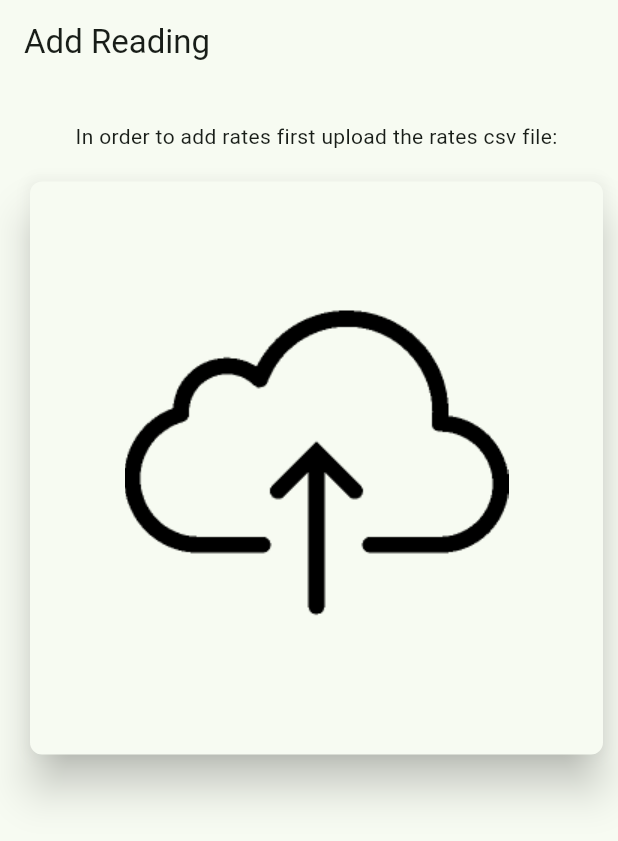
After one commit to Nishant0073/Dudhaganga-Dairy-Application, a Flutter app: the TakeRatesView screen opened directly, on a phone screen of 412 x 824 dp. The commit adds this screen. Shown: the top 841 px of the screen. Run offline on Flutter 3.47's test engine with Material 2 defaults, Android fonts, the phone set to English and light mode, and no system bars; our stand-ins replace cloud_firestore, file_picker, firebase_auth, firebase_core, fluttertoast, get and 7 more; missing offline and left inert: excel; accounts and stored records are empty; project files that could hold a hidden picture were left out.

Commit message:
Completed UI and reading xlsl file

```diff
--- a/lib/collectorPages/screens/select_farmer/select_farmer_model.dart
+++ b/lib/collectorPages/screens/select_farmer/select_farmer_model.dart
@@ -1,7 +1,7 @@
 import 'package:cloud_firestore/cloud_firestore.dart';
 import 'package:stacked/stacked.dart';
 
-import '../../../farmer.dart';
+import '../../../models/farmer.dart';
 
 //all functions releted to SelectFarmer is in this file.
 
--- /dev/null
+++ b/lib/collectorPages/screens/take_rates/take_rates_model.dart
@@ -0,0 +1,88 @@
+import 'dart:typed_data';
+import 'package:excel/excel.dart';
+import 'package:file_picker/file_picker.dart';
+import 'package:flutter/material.dart';
+import 'package:stacked/stacked.dart';
+
+import '../../../constants.dart';
+import '../../../models/rate.dart';
+
+class TakeRatesModel extends BaseViewModel {
+  FilePickerResult? rateFile;
+  bool isDataImported = false;
+  init() {
+    isDataImported = false;
+    notifyListeners();
+  }
+
+  void onUploadTap() async {
+    try {
+      FilePickerResult? pickedFile = await FilePicker.platform.pickFiles(
+        type: FileType.custom,
+        allowedExtensions: ['xlsx'],
+        allowMultiple: false,
+        withData: true,
+      );
+
+      /// file might be picked
+
+      if (pickedFile != null) {
+        Uint8List? bytes = pickedFile.files.single.bytes;
+        Excel excel = Excel.decodeBytes(bytes ?? []);
+
+        List<Rate> rates = [];
+        for (var table in excel.tables.keys) {
+          print(table); //sheet Name
+          // print(excel.tables[table]?.maxCols);
+          // print(excel.tables[table]?.maxRows);
+
+          Sheet sheetObject = excel[table];
+          List<double> snf = [];
+          for (int row = 0; row < sheetObject.maxRows; row++) {
+            double fat = 0;
+            for (int col = 0; col < sheetObject.row(row).length; col++) {
+              //  ${sheetObject.row(row).elementAt(i)?.value}");
+              if (row == 0) {
+                if (col != 0) {
+                  snf.add(sheetObject.row(row).elementAt(col)?.value);
+                } else {
+                  snf.add(0);
+                }
+              }
+              if (col == 0 && row != 0) {
+                fat = (sheetObject.row(row).elementAt(col)?.value).toDouble();
+              } else {
+                if (col != 0 && row != 0) {
+                  rates.add(
+                    Rate(
+                      fat: fat,
+                      snf: snf[col],
+                      value: (sheetObject.row(row).elementAt(col)?.value)
+                          .toDouble(),
+                    ),
+                  );
+                }
+              }
+            }
+          }
+        }
+        for (var rate in rates) {
+          print("${rate.snf} ${rate.fat} ${rate.value}");
+        }
+        if (rates.isNotEmpty) {
+          isDataImported = true;
+        }
+        notifyListeners();
+      }
+    } catch (e) {
+      print("Read rate File: some error occured $e");
+      snackbarService.showSnackbar(message: "Unable to load data from file.");
+    }
+  }
+
+  void checkIsFileUploaded(BuildContext context) {
+    if (isDataImported) {
+      Navigator.of(context).pop();
+    }
+  }
+}
--- /dev/null
+++ b/lib/collectorPages/screens/take_rates/take_rates_view.dart
@@ -0,0 +1,87 @@
+import 'package:dudhaganga_app/collectorPages/screens/take_rates/take_rates_model.dart';
+import 'package:dudhaganga_app/customWidgets/c_card.dart';
+import 'package:dudhaganga_app/customWidgets/c_elevated_button.dart';
+import 'package:dudhaganga_app/customWidgets/ddd_loading.dart';
+import 'package:flutter/material.dart';
+import 'package:get/get.dart';
+import 'package:stacked/stacked.dart';
+
+import '../../../constants.dart';
+
+class TakeRatesView extends StatefulWidget {
+  const TakeRatesView({super.key});
+
+  @override
+  State<TakeRatesView> createState() => _TakeRatesView();
+}
+
+class _TakeRatesView extends State<TakeRatesView> {
+  @override
+  Widget build(BuildContext context) {
+    return ViewModelBuilder<TakeRatesModel>.reactive(
+        viewModelBuilder: () => TakeRatesModel(),
+        onViewModelReady: (model) => model.init(),
+        builder: (context, model, child) => _body(context, model));
+  }
+
+  Widget _body(BuildContext context, TakeRatesModel model) {
+    return Scaffold(
+        appBar: AppBar(
+          title: Text("milk_reading_add_reading".tr),
+        ),
+        body: SingleChildScrollView(
+          child: Stack(
+            children: [
+              Padding(
+                padding: const EdgeInsets.only(left: 20, top: 25.0, right: 10),
+                child: Column(
+                  children: [
+                    const Text(
+                        "In order to add rates first upload the rates csv file:"),
+                    const SizedBox(
+                      height: 20,
+                    ),
+                    model.isDataImported == false
+                        ? InkWell(
+                            onTap: () {
+                              model.onUploadTap();
+                            },
+                            child: HomeCard(
+                              child: SizedBox(
+                                width: W(context) * 95,
+                                child: Image.asset(
+                                  "assets/images/upload.png",
+                                ),
+                              ),
+                            ),
+                          )
+                        : SizedBox(
+                            width: W(context) * 95,
+                            child: HomeCard(
+                              child: Image.asset(
+                                "assets/images/upload_done.png",
+                              ),
+                            ),
+                          ),
+                    const SizedBox(
+                      height: 10,
+                    ),
+                  ],
+                ),
+              ),
+              DDLoader(
+                loading: model.isBusy,
+              ),
+            ],
+          ),
+        ),
+        bottomNavigationBar: model.isDataImported == true
+            ? CElevatedButton(
+                label: "Continue",
+                onPress: () {
+                  model.checkIsFileUploaded(context);
+                },
+              )
+            : null);
+  }
+}
--- a/lib/collectorPages/screens/take_readings/take_readings_model.dart
+++ b/lib/collectorPages/screens/take_readings/take_readings_model.dart
@@ -1,10 +1,12 @@
 import 'package:flutter/material.dart';
-import 'package:sqflite/sqflite.dart';
 import 'package:stacked/stacked.dart';
 
+import '../../../app/db_sql.dart';
 import '../../../constants.dart';
-import '../../../farmer.dart';
+import '../../../models/farmer.dart';
+import '../../../models/rate.dart';
 import '../../../services/records.dart';
+import '../take_rates/take_rates_view.dart';
 
 class TakeReadingModel extends BaseViewModel {
   Farmer? farmer;
@@ -13,15 +15,40 @@ class TakeReadingModel extends BaseViewModel {
   List<String> animals = [];
   String? selectedAnimal;
   bool isFileUploaded = false;
-  init(farmer) async {
+  init(farmer, BuildContext context) async {
     this.farmer = farmer;
+    setBusy(true);
+    List<Rate>? rates;
+    try {
+      rates = await DbManager().getModelList();
+    } catch (e) {
+      print("Fetching rates from DbManager: $e");
+      Navigator.of(context).pushReplacement(
+        MaterialPageRoute(
+          builder: (context) => const TakeRatesView(),
+        ),
+      );
+    }
+    // ignore: use_build_context_synchronously
+    checkRates(rates, context);
+    setBusy(false);
+
     if (farmer?.cow == true) {
       animals.add("cow");
     }
 
-
     if (farmer?.buffalo == true) {
       animals.add("buffalo");
+    }
+  }
+
+  void checkRates(List<Rate>? rates, BuildContext context) {
+    if (rates == null || rates.isEmpty) {
+      Navigator.of(context).pushReplacement(
+        MaterialPageRoute(
+          builder: (context) => const TakeRatesView(),
+        ),
+      );
     }
   }
 
--- a/lib/collectorPages/screens/take_readings/take_readings_view.dart
+++ b/lib/collectorPages/screens/take_readings/take_readings_view.dart
@@ -1,6 +1,6 @@
 import 'package:dudhaganga_app/collectorPages/screens/take_readings/take_readings_model.dart';
 import 'package:dudhaganga_app/customWidgets/ddd_loading.dart';
-import 'package:dudhaganga_app/farmer.dart';
+import 'package:dudhaganga_app/models/farmer.dart';
 import 'package:flutter/material.dart';
 import 'package:get/get.dart';
 import 'package:dudhaganga_app/customWidgets/c_elevated_button.dart';
@@ -20,7 +20,7 @@ class _MilkReadingState extends State<MilkReading> {
   Widget build(BuildContext context) {
     return ViewModelBuilder<TakeReadingModel>.reactive(
         viewModelBuilder: () => TakeReadingModel(),
-        onViewModelReady: (model) => model.init(widget.farmer),
+        onViewModelReady: (model) => model.init(widget.farmer, context),
         builder: (context, model, child) => _body(context, model));
   }
 
--- a/lib/constants.dart
+++ b/lib/constants.dart
@@ -31,6 +31,13 @@ String appName = "constants_app_name".tr;
 double sswidth = 0;
 double ssheight = 0;
 String appFontFamilly = "Poppins";
+double H(context) {
+  return MediaQuery.of(context).size.height;
+}
+
+double W(context) {
+  return MediaQuery.of(context).size.width;
+}
 
 PreferredSizeWidget createAppBar() {
   return AppBar(
--- /dev/null
+++ b/lib/models/rate.dart
@@ -0,0 +1,6 @@
+class Rate {
+  double? fat;
+  double? snf;
+  double? value;
+  Rate({this.fat, this.snf, this.value});
+}
--- a/lib/services/records.dart
+++ b/lib/services/records.dart
@@ -1,5 +1,5 @@
 import 'package:cloud_firestore/cloud_firestore.dart';
-import 'package:dudhaganga_app/farmer.dart';
+import 'package:dudhaganga_app/models/farmer.dart';
 import 'package:intl/intl.dart';
 
 Future<bool> addMilkRecord(
```
Also changed, not shown: lib/app/db_sql.dart (added, +56 -0 lines), pubspec.yaml (+4 -6 lines), assets/images/upload.png (added), assets/images/upload_done.png (added), lib/models/farmer.dart (renamed from lib/farmer.dart), pubspec.lock, 1 other file.
